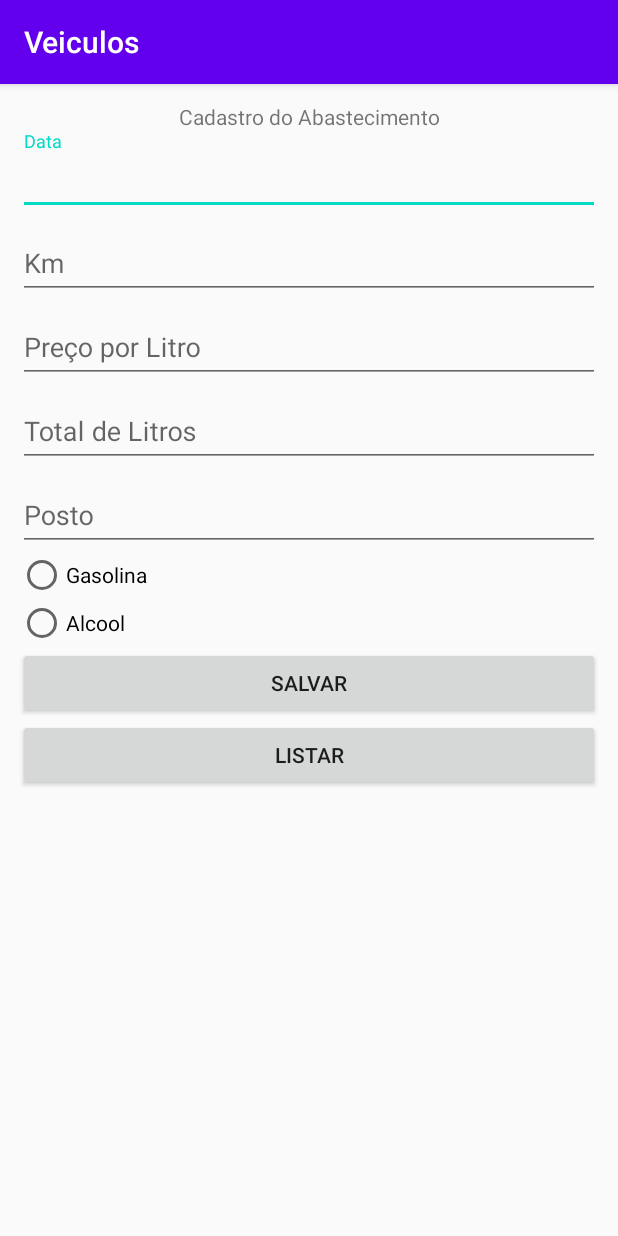
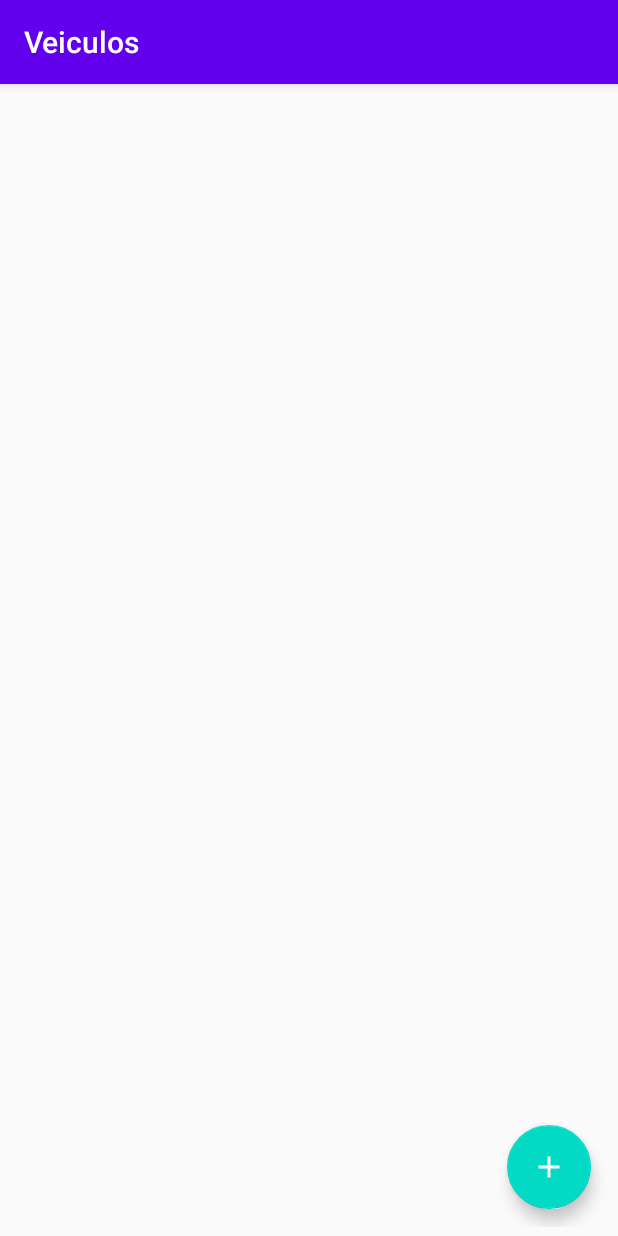
Before and after one commit to filipebevi/Combus, an Android app: the screen it shows after launch (MainActivity before the commit, ListaCombustivelActivity after it), on a phone screen of 412 x 824 dp. Run offline under Robolectric (Android 15) with nearby library versions, the phone set to English and light mode, and no system bars.

Commit message:
com o cadastro alimentando a lista entre as telas

```diff
--- a/app/src/main/AndroidManifest.xml
+++ b/app/src/main/AndroidManifest.xml
@@ -9,8 +9,8 @@
         android:roundIcon="@mipmap/ic_launcher_round"
         android:supportsRtl="true"
         android:theme="@style/AppTheme">
-        <activity android:name=".activity.ListagemCombustivel"></activity>
-        <activity android:name=".activity.MainActivity">
+        <activity android:name=".activity.CadastroAbastecimentoActivity"></activity>
+        <activity android:name=".activity.ListaCombustivelActivity">
             <intent-filter>
                 <action android:name="android.intent.action.MAIN" />
 
--- /dev/null
+++ b/app/src/main/java/com/example/veiculos/Abastecimento/AbastecimentoDAO.java
@@ -0,0 +1,14 @@
+package com.example.veiculos.Abastecimento;
+
+import java.util.List;
+
+public interface AbastecimentoDAO {
+
+    public boolean salvarAbastecimento(Abastecimento a, String acao);
+
+    public boolean excluirAbastecimento(Abastecimento a);
+
+    public List<Abastecimento> listarAbastecimento();
+
+
+}
--- /dev/null
+++ b/app/src/main/java/com/example/veiculos/activity/ListaCombustivelActivity.java
@@ -0,0 +1,96 @@
+package com.example.veiculos.activity;
+
+import androidx.appcompat.app.AppCompatActivity;
+import androidx.recyclerview.widget.DividerItemDecoration;
+import androidx.recyclerview.widget.LinearLayoutManager;
+import androidx.recyclerview.widget.RecyclerView;
+
+import android.content.Intent;
+import android.os.Bundle;
+import android.view.View;
+import android.widget.AdapterView;
+import android.widget.LinearLayout;
+import android.widget.Toast;
+
+import com.example.veiculos.Abastecimento.AbastecimentoDAO;
+import com.example.veiculos.Abastecimento.AbastecimentoSQLitle;
+import com.example.veiculos.R;
+import com.example.veiculos.adapter.MyAdapter;
+import com.example.veiculos.Abastecimento.Abastecimento;
+import com.example.veiculos.adapter.RecyclerItemClickListener;
+
+import java.util.ArrayList;
+import java.util.List;
+
+public class ListaCombustivelActivity extends AppCompatActivity {
+
+    private RecyclerView recyclerView;
+    private RecyclerView.LayoutManager layoutManager;
+    private RecyclerView.Adapter mAdapter;
+
+    @Override
+    protected void onCreate(Bundle savedInstanceState) {
+        super.onCreate(savedInstanceState);
+        setContentView(R.layout.activity_lista_combustivel);
+    }
+
+    @Override
+    protected void onStart() {
+        listarAbastecimento();
+        super.onStart();
+    }
+
+    public void cadastrar(View view){//Ação do floatButton para abrir a tela de cadastro
+        Intent intent = new Intent(getApplicationContext(), CadastroAbastecimentoActivity.class);
+        startActivity(intent);
+    }
+
+    public void listarAbastecimento(){
+        List<Abastecimento> lista = new ArrayList<>();
+        AbastecimentoDAO ad = new AbastecimentoSQLitle(getApplicationContext());
+        lista=ad.listarAbastecimento();
+
+        recyclerView = findViewById(R.id.rvabasteci);
+        recyclerView.addOnItemTouchListener(
+                new RecyclerItemClickListener(
+                        getApplicationContext(),
+                        recyclerView,
+                        new RecyclerItemClickListener.OnItemClickListener() {
+                            @Override
+                            public void onItemClick(View view, int position) {
+                                Toast toast = Toast.makeText(getApplicationContext(), "curto", Toast.LENGTH_SHORT);
+                                toast.show();
+                            }
+
+                            @Override
+                            public void onLongItemClick(View view, int position) {
+                                Toast toast = Toast.makeText(getApplicationContext(), "Longo", Toast.LENGTH_SHORT);
+                                toast.show();
+
+                            }
+
+                            @Override
+                            public void onItemClick(AdapterView<?> parent, View view, int position, long id) {
+
+                            }
+                        }
+                ));
+
+        recyclerView.setHasFixedSize(true);
+        recyclerView.addItemDecoration( new DividerItemDecoration(this,LinearLayout.VERTICAL));
+
+        //CONFIGURAR O ADAPTER
+        mAdapter = new MyAdapter(lista);
+        recyclerView.setAdapter(mAdapter);
+
+        //CONFIGURAR O RECYCLEVIEW
+        layoutManager = new LinearLayoutManager(this);
+        recyclerView.setLayoutManager(layoutManager);
+        //recycleview----------------------------------------------------
+    }
+
+
+
+
+
+}
--- a/app/src/main/java/com/example/veiculos/adapter/MyAdapter.java
+++ b/app/src/main/java/com/example/veiculos/adapter/MyAdapter.java
@@ -9,7 +9,7 @@ import androidx.annotation.NonNull;
 import androidx.recyclerview.widget.RecyclerView;
 
 import com.example.veiculos.R;
-import com.example.veiculos.model.Abastecimento;
+import com.example.veiculos.Abastecimento.Abastecimento;
 
 import java.util.ArrayList;
 import java.util.List;
--- /dev/null
+++ b/app/src/main/java/com/example/veiculos/util/ConectaSQLite.java
@@ -0,0 +1,45 @@
+package com.example.veiculos.util;
+
+import android.content.Context;
+import android.database.sqlite.SQLiteDatabase;
+import android.database.sqlite.SQLiteOpenHelper;
+import android.util.Log;
+
+import androidx.annotation.Nullable;
+
+public class ConectaSQLite extends SQLiteOpenHelper {
+
+    public static int VERSION = 1;
+    public static String NOME_DB = "db_veiculos";
+    public static String TABELA = "tarefas";
+
+    public ConectaSQLite(Context context) {
+        super(context, NOME_DB, null, VERSION);
+    }
+
+    @Override
+    public void onCreate(SQLiteDatabase db) {
+        String sql = "CREATE TABLE IF NOT EXISTS "+TABELA+
+                " (id INTEGER PRIMARY KEY AUTOINCREMENT," +
+                " tipo TEXT NOT NULL," +
+                " data TEXT NOT NULL,"+
+                " valor REAL NOT NULL,"+
+                " litros REAL NOT NULL,"+
+                " posto TEXT NOT NULL,"+
+                " km REAL NOT NULL,"+
+                " total REAL NOT NULL); ";
+        try {
+            db.execSQL(sql);
+            Log.i("INFO","TABELA CRIADA COM SUCESSO");
+        }catch (Exception e){
+            Log.i("ERRO","ERRO AO CRIAR TABELA");
+        }
+
+
+    }
+
+    @Override
+    public void onUpgrade(SQLiteDatabase db, int oldVersion, int newVersion) {
+
+    }
+}
--- /dev/null
+++ b/app/src/main/res/drawable/ic_add_white_24dp.xml
@@ -0,0 +1,5 @@
+<vector android:height="24dp" android:tint="#FFFFFF"
+    android:viewportHeight="24.0" android:viewportWidth="24.0"
+    android:width="24dp" xmlns:android="http://schemas.android.com/apk/res/android">
+    <path android:fillColor="#FF000000" android:pathData="M19,13h-6v6h-2v-6H5v-2h6V5h2v6h6v2z"/>
+</vector>
--- /dev/null
+++ b/app/src/main/res/drawable/ic_check_white_24dp.xml
@@ -0,0 +1,5 @@
+<vector android:height="24dp" android:tint="#FFFFFF"
+    android:viewportHeight="24.0" android:viewportWidth="24.0"
+    android:width="24dp" xmlns:android="http://schemas.android.com/apk/res/android">
+    <path android:fillColor="#FF000000" android:pathData="M9,16.17L4.83,12l-1.42,1.41L9,19 21,7l-1.41,-1.41z"/>
+</vector>
--- a/app/src/main/res/layout/activity_main.xml
+++ b/app/src/main/res/layout/activity_cadastro_abastecimento.xml
@@ -6,7 +6,7 @@
     android:layout_height="match_parent"
     android:layout_margin="12dp"
     android:orientation="vertical"
-    tools:context=".activity.MainActivity">
+    tools:context=".activity.CadastroAbastecimentoActivity">
 
     <TextView
         android:id="@+id/textView9"
@@ -14,6 +14,11 @@
         android:layout_height="wrap_content"
         android:gravity="center"
         android:text="Cadastro do Abastecimento" />
+
+    <CalendarView
+        android:id="@+id/calendarView"
+        android:layout_width="match_parent"
+        android:layout_height="wrap_content" />
 
     <com.google.android.material.textfield.TextInputLayout
         android:id="@+id/textInData"
@@ -98,17 +103,4 @@
             android:text="Alcool" />
     </RadioGroup>
 
-    <Button
-        android:id="@+id/bSalvar"
-        android:layout_width="match_parent"
-        android:layout_height="wrap_content"
-        android:onClick="salvar"
-        android:text="Salvar" />
-
-    <Button
-        android:id="@+id/bListar"
-        android:layout_width="match_parent"
-        android:layout_height="wrap_content"
-        android:onClick="listar"
-        android:text="Listar" />
 </LinearLayout>
--- a/app/src/main/res/layout/activity_list_fuel.xml
+++ b/app/src/main/res/layout/activity_lista_combustivel.xml
@@ -5,7 +5,7 @@
     android:layout_width="match_parent"
     android:layout_height="match_parent"
     android:layout_margin="6dp"
-    tools:context=".activity.ListagemCombustivel"
+    tools:context=".activity.ListaCombustivelActivity"
     tools:ignore="MissingDefaultResource">
 
     <androidx.recyclerview.widget.RecyclerView
@@ -15,5 +15,21 @@
         app:layout_constraintBottom_toBottomOf="parent"
         app:layout_constraintEnd_toEndOf="parent"
         app:layout_constraintStart_toStartOf="parent"
-        app:layout_constraintTop_toTopOf="parent" />
+        app:layout_constraintTop_toTopOf="parent" >
+
+    </androidx.recyclerview.widget.RecyclerView>
+
+    <com.google.android.material.floatingactionbutton.FloatingActionButton
+        android:id="@+id/floatingActionButton"
+        android:layout_width="wrap_content"
+        android:layout_height="wrap_content"
+        android:layout_marginEnd="12dp"
+        android:layout_marginRight="12dp"
+        android:layout_marginBottom="12dp"
+        android:clickable="true"
+        android:onClick="cadastrar"
+        app:layout_constraintBottom_toBottomOf="parent"
+        app:layout_constraintEnd_toEndOf="parent"
+        app:srcCompat="@drawable/ic_add_white_24dp" />
+
 </androidx.constraintlayout.widget.ConstraintLayout>
```
Also changed, not shown: app/src/main/java/com/example/veiculos/Abastecimento/Abastecimento.java (renamed from app/src/main/java/com/example/veiculos/model/Abastecimento.java, +15 -4 lines), app/src/main/java/com/example/veiculos/Abastecimento/AbastecimentoSQLitle.java (added, +99 -0 lines), app/src/main/java/com/example/veiculos/activity/CadastroAbastecimentoActivity.java (added, +89 -0 lines), app/src/main/java/com/example/veiculos/activity/ListagemCombustivel.java (deleted, +0 -104 lines), app/src/main/java/com/example/veiculos/activity/MainActivity.java (deleted, +0 -62 lines), app/src/main/java/com/example/veiculos/adapter/RecyclerItemClickListener.java (added, +64 -0 lines), app/src/main/res/menu/menu.xml (added, +10 -0 lines).
